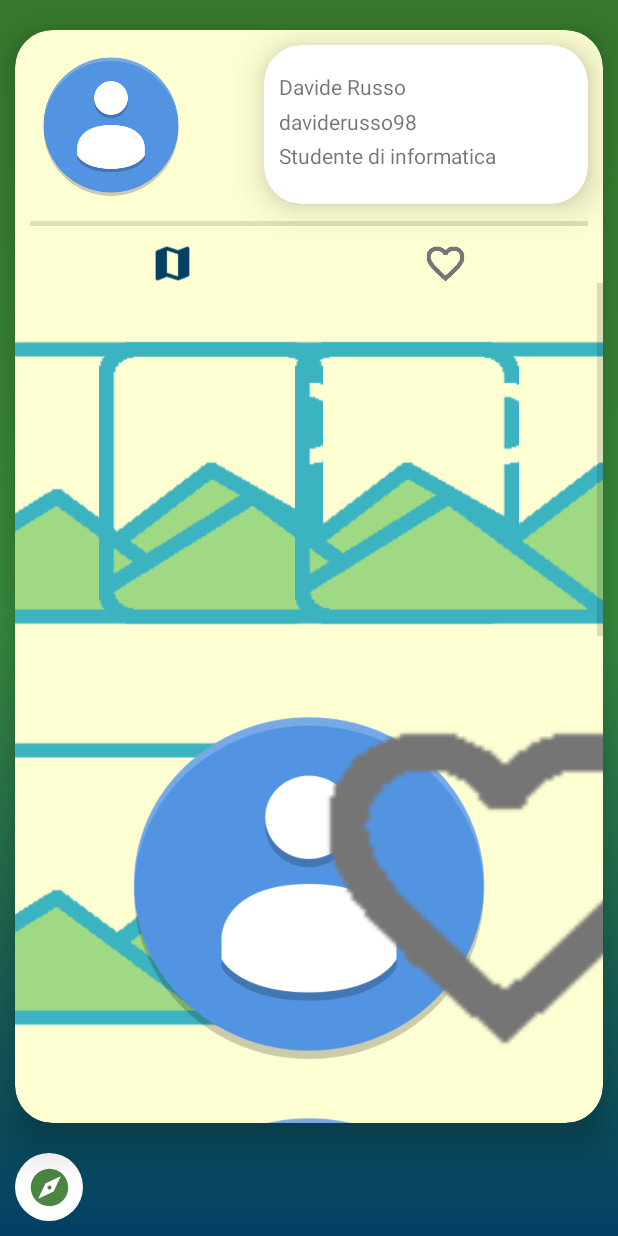
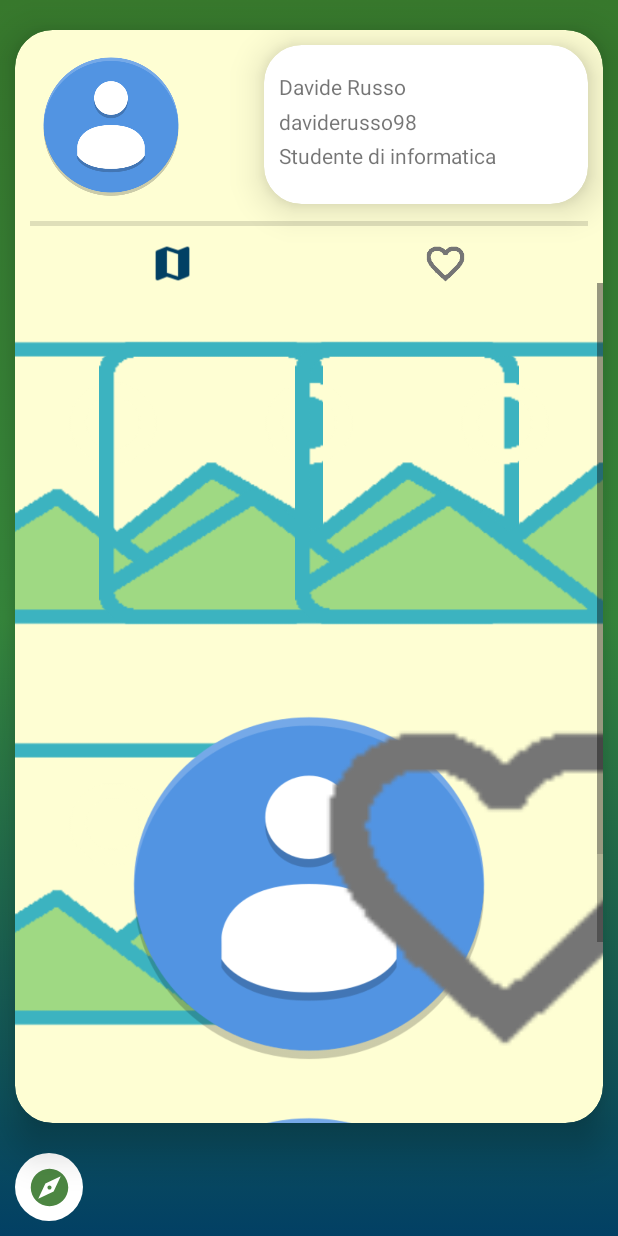
Before and after one commit to mucci-s/WhyNotHere, an Android app: the UserPhotoFragment screen opened directly, with no data from a screen before it, on a phone screen of 412 x 824 dp. Run offline under Robolectric (Android 15) with nearby library versions, the phone set to English and light mode, and no system bars; libraries missing offline, so code that uses them is left out: com.mikhaellopez.circularimageview; plain views replace CircularImageView; network calls fail; 2 statements that could not run were skipped.

Commit message:
GridView2

```diff
--- a/app/src/main/res/layout/fragment_user_photo.xml
+++ b/app/src/main/res/layout/fragment_user_photo.xml
@@ -6,17 +6,30 @@
     android:layout_width="match_parent"
     android:layout_height="wrap_content">
 
+    <ScrollView
+        android:layout_width="match_parent"
+        android:layout_height="match_parent">
+
+        <LinearLayout
+            android:layout_width="match_parent"
+            android:layout_height="wrap_content"
+            android:orientation="vertical" >
+
             <GridView
                 android:id="@+id/gridViewID"
 
                 android:layout_width="match_parent"
-        android:layout_height="match_parent"
+                android:layout_height="713dp"
 
                 android:gravity="center"
                 android:horizontalSpacing="1dp"
                 android:numColumns="3"
 
                 android:stretchMode="columnWidth"
-        android:verticalSpacing="1dp" />
+                android:verticalSpacing="1dp">
+
+            </GridView>
+        </LinearLayout>
+    </ScrollView>
 
 </RelativeLayout>
```
Lines whose indentation alone changed are shown as unchanged.
